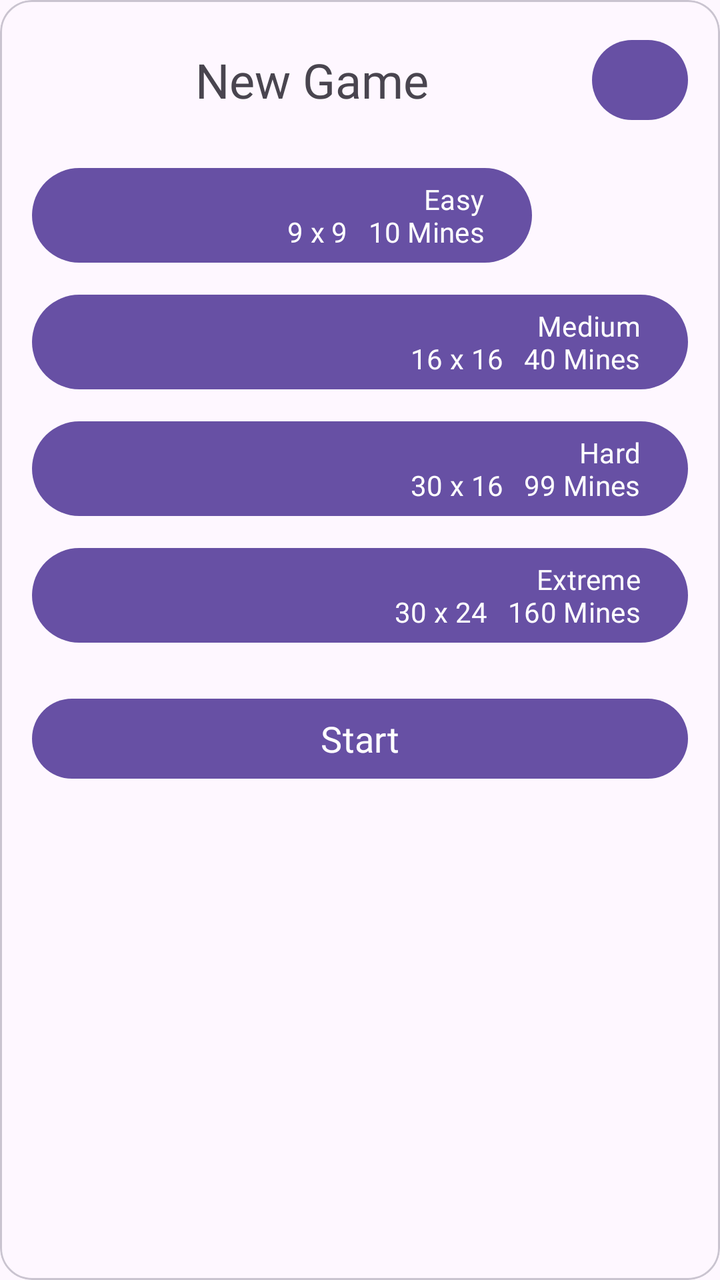
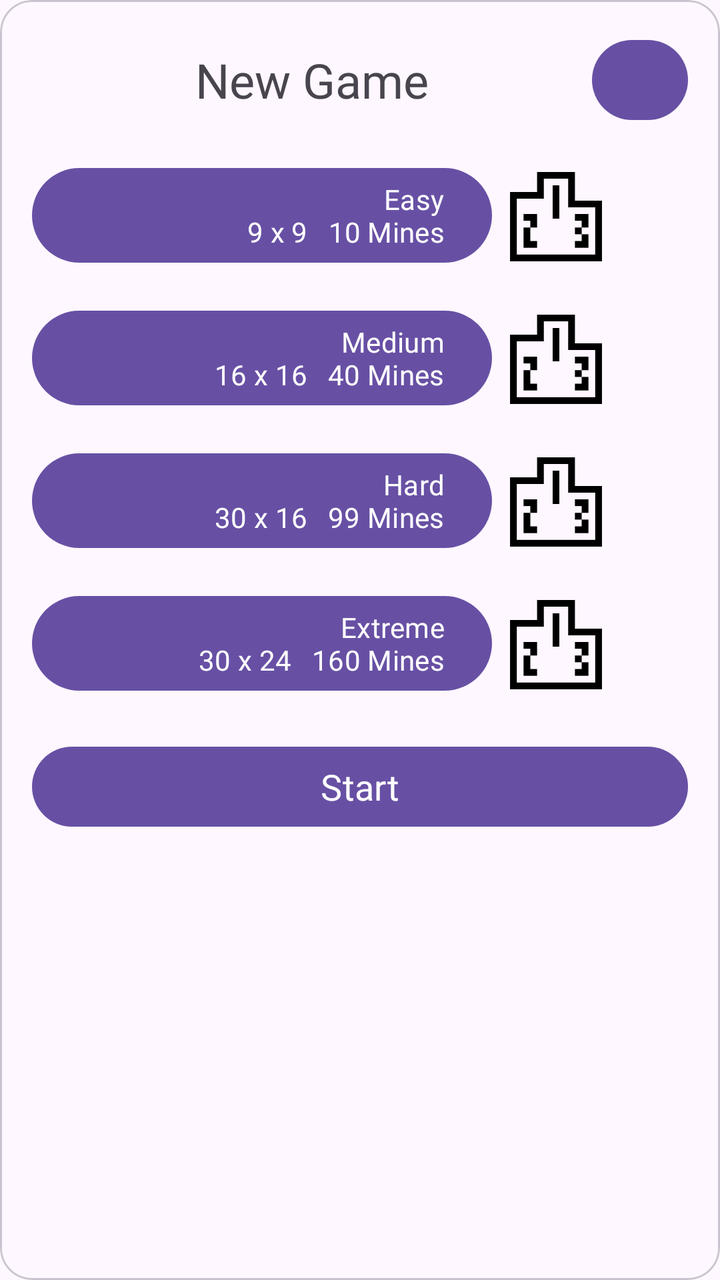

Two renders of the same Android screen: before a commit and after it. Below are the layout's source before the change and the commit's diff.
<!-- AndroidManifest.xml: application theme Theme.Project -->
<!-- res/layout/dialog_new_game.xml -->
<?xml version="1.0" encoding="utf-8"?>
<com.google.android.material.card.MaterialCardView
    xmlns:android="http://schemas.android.com/apk/res/android"
    xmlns:app="http://schemas.android.com/apk/res-auto"
    android:layout_width="320dp"
    android:layout_height="wrap_content"
    app:cardCornerRadius="16dp">

    <LinearLayout
        android:layout_width="match_parent"
        android:layout_height="wrap_content"
        android:orientation="vertical"
        android:padding="16dp">

        
        <LinearLayout
            android:layout_width="match_parent"
            android:layout_height="wrap_content"
            android:gravity="center_vertical"
            android:orientation="horizontal">

            <TextView
                android:layout_width="0dp"
                android:layout_height="wrap_content"
                android:layout_weight="1"
                android:fontFamily="@font/tiny5"
                android:gravity="center"
                android:text="New Game"
                android:textSize="24sp" />

            <Button
                android:id="@+id/btnCloseSetup"
                android:layout_width="48dp"
                android:layout_height="48dp"
                android:fontFamily="@font/tiny5"
                android:text="X" />
        </LinearLayout>

        
        <Button
            android:id="@+id/btnEasy"
            android:layout_width="250dp"
            android:layout_height="wrap_content"
            android:layout_marginTop="16dp"
            android:fontFamily="@font/tiny5"
            android:gravity="right"
            android:text="Easy&#10;9 x 9   10 Mines" />

        
        <Button
            android:id="@+id/btnMedium"
            android:layout_width="match_parent"
            android:layout_height="wrap_content"
            android:layout_marginTop="8dp"
            android:fontFamily="@font/tiny5"
            android:gravity="right"
            android:text="Medium&#10;16 x 16   40 Mines" />

        
        <Button
            android:id="@+id/btnHard"
            android:layout_width="match_parent"
            android:layout_height="wrap_content"
            android:layout_marginTop="8dp"
            android:fontFamily="@font/tiny5"
            android:gravity="right"
            android:text="Hard&#10;30 x 16   99 Mines" />

        
        <Button
            android:id="@+id/btnExtreme"
            android:layout_width="match_parent"
            android:layout_height="wrap_content"
            android:layout_marginTop="8dp"
            android:fontFamily="@font/tiny5"
            android:gravity="right"
            android:text="Extreme&#10;30 x 24   160 Mines" />

        
        <Button
            android:id="@+id/btnStart"
            android:layout_width="match_parent"
            android:layout_height="wrap_content"
            android:layout_marginTop="20dp"
            android:fontFamily="@font/tiny5"
            android:text="Start"
            android:textSize="18sp" />
    </LinearLayout>

</com.google.android.material.card.MaterialCardView>
<!-- resources referenced by this layout -->
<resources>
  <style name="Theme.Project" parent="Base.Theme.Project" />
  <style name="Base.Theme.Project" parent="Theme.Material3.DayNight.NoActionBar">
          
          
      </style>
</resources>

<!-- the commit's change to res/layout/dialog_new_game.xml (unified diff, before → after) -->
@@ -37,44 +37,114 @@
         </LinearLayout>
 
         
-        <Button
-            android:id="@+id/btnEasy"
-            android:layout_width="250dp"
+        <LinearLayout
+            android:layout_width="match_parent"
             android:layout_height="wrap_content"
             android:layout_marginTop="16dp"
-            android:fontFamily="@font/tiny5"
-            android:gravity="right"
-            android:text="Easy&#10;9 x 9   10 Mines" />
+            android:gravity="center_vertical"
+            android:orientation="horizontal">
+
+            <Button
+                android:id="@+id/btnEasy"
+                android:layout_width="230dp"
+                android:layout_height="wrap_content"
+                android:fontFamily="@font/tiny5"
+                android:gravity="right"
+                android:text="Easy&#10;9 x 9   10 Mines" />
+
+            <ImageButton
+                android:id="@+id/btnEasyLeaderboard"
+                android:layout_width="48dp"
+                android:layout_height="48dp"
+                android:layout_marginStart="8dp"
+                android:src="@drawable/icon_leaderboard"
+                android:scaleType="centerCrop"
+                android:background="@null"
+                android:contentDescription="Easy Leaderboard"/>
+        </LinearLayout>
+
 
         
-        <Button
-            android:id="@+id/btnMedium"
+        <LinearLayout
             android:layout_width="match_parent"
             android:layout_height="wrap_content"
-            android:layout_marginTop="8dp"
-            android:fontFamily="@font/tiny5"
-            android:gravity="right"
-            android:text="Medium&#10;16 x 16   40 Mines" />
+            android:layout_marginTop="16dp"
+            android:gravity="center_vertical"
+            android:orientation="horizontal">
+
+            <Button
+                android:id="@+id/btnMedium"
+                android:layout_width="230dp"
+                android:layout_height="wrap_content"
+                android:fontFamily="@font/tiny5"
+                android:gravity="right"
+                android:text="Medium&#10;16 x 16   40 Mines" />
+
+            <ImageButton
+                android:id="@+id/btnMediumLeaderboard"
+                android:layout_width="48dp"
+                android:layout_height="48dp"
+                android:layout_marginStart="8dp"
+                android:src="@drawable/icon_leaderboard"
+                android:scaleType="centerCrop"
+                android:background="@null"
+                android:contentDescription="Medium Leaderboard"/>
+        </LinearLayout>
+
 
         
-        <Button
-            android:id="@+id/btnHard"
+        <LinearLayout
             android:layout_width="match_parent"
             android:layout_height="wrap_content"
-            android:layout_marginTop="8dp"
-            android:fontFamily="@font/tiny5"
-            android:gravity="right"
-            android:text="Hard&#10;30 x 16   99 Mines" />
+            android:layout_marginTop="16dp"
+            android:gravity="center_vertical"
+            android:orientation="horizontal">
+
+            <Button
+                android:id="@+id/btnHard"
+                android:layout_width="230dp"
+                android:layout_height="wrap_content"
+                android:fontFamily="@font/tiny5"
+                android:gravity="right"
+                android:text="Hard&#10;30 x 16   99 Mines" />
+
+            <ImageButton
+                android:id="@+id/btnHardLeaderboard"
+                android:layout_width="48dp"
+                android:layout_height="48dp"
+                android:layout_marginStart="8dp"
+                android:src="@drawable/icon_leaderboard"
+                android:scaleType="centerCrop"
+                android:background="@null"
+                android:contentDescription="Hard Leaderboard"/>
+        </LinearLayout>
 
         
-        <Button
-            android:id="@+id/btnExtreme"
+        <LinearLayout
             android:layout_width="match_parent"
             android:layout_height="wrap_content"
-            android:layout_marginTop="8dp"
-            android:fontFamily="@font/tiny5"
-            android:gravity="right"
-            android:text="Extreme&#10;30 x 24   160 Mines" />
+            android:layout_marginTop="16dp"
+            android:gravity="center_vertical"
+            android:orientation="horizontal">
+
+            <Button
+                android:id="@+id/btnExtreme"
+                android:layout_width="230dp"
+                android:layout_height="wrap_content"
+                android:fontFamily="@font/tiny5"
+                android:gravity="right"
+                android:text="Extreme&#10;30 x 24   160 Mines" />
+
+            <ImageButton
+                android:id="@+id/btnExtremeLeaderboard"
+                android:layout_width="48dp"
+                android:layout_height="48dp"
+                android:layout_marginStart="8dp"
+                android:src="@drawable/icon_leaderboard"
+                android:scaleType="centerCrop"
+                android:background="@null"
+                android:contentDescription="Extreme Leaderboard"/>
+        </LinearLayout>
 
         
         <Button
<!-- resource entries referenced after the edit -->
@@ -1,5 +1,6 @@
 <!-- resources referenced by this layout -->
 <resources>
+  <!-- drawable icon_leaderboard: png bitmap (drawable, 1804 bytes) -->
   <style name="Theme.Project" parent="Base.Theme.Project" />
   <style name="Base.Theme.Project" parent="Theme.Material3.DayNight.NoActionBar">
           
